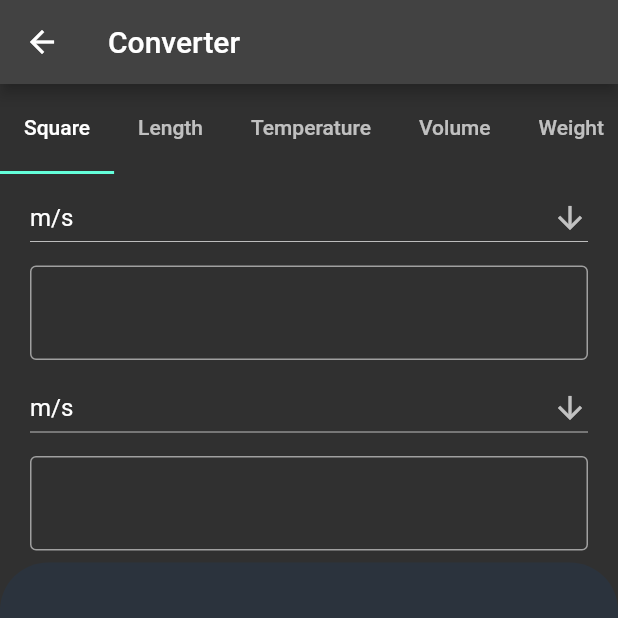
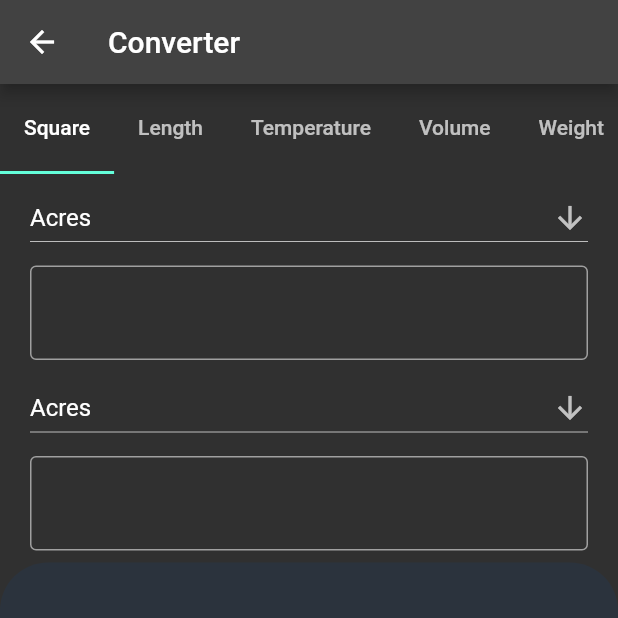
Before and after one commit to DoomHopes/calculator, a Flutter app: the ConverterPage screen opened directly, on a phone screen of 412 x 824 dp, the top half of it. Run offline on Flutter 3.47's test engine with Material 2 defaults, Android fonts, the phone set to English and light mode, and no system bars; our stand-ins replace flutter_riverpod; missing offline and left inert: function_tree.

Commit message:
some change

```diff
--- a/lib/presentation/pages/converter_page.dart
+++ b/lib/presentation/pages/converter_page.dart
@@ -1,9 +1,12 @@
-import 'package:calculator/presentation/utils/drop_down_elements.dart';
+import 'package:calculator/application/convector_notifier.dart';
 import 'package:calculator/presentation/utils/colors.dart';
 import 'package:calculator/presentation/widgets/button_widget.dart';
 import 'package:calculator/presentation/widgets/drop_down_widget.dart';
 import 'package:calculator/presentation/widgets/input_widget.dart';
 import 'package:flutter/material.dart';
+import 'package:flutter_riverpod/flutter_riverpod.dart';
+
+final converterNotifier = ChangeNotifierProvider((ref) => ConvectorNotifier());
 
 class ConverterPage extends StatefulWidget {
   const ConverterPage({Key? key}) : super(key: key);
@@ -32,13 +35,19 @@ class _ConverterPageState extends State<ConverterPage>
       appBar: AppBar(
         title: const Text('Converter'),
       ),
-      body: Column(
+      body: Consumer(
+        builder: (context, watch, child) {
+          final dropDownNotifier = watch(converterNotifier);
+          return Column(
             children: <Widget>[
               SizedBox(
                 height: 60,
                 child: TabBar(
                   isScrollable: true,
                   controller: _tabController,
+                  onTap: (value) {
+                    dropDownNotifier.changeDropDownItems(value);
+                  },
                   tabs: const <Widget>[
                     Text(
                       'Square',
@@ -89,32 +98,34 @@ class _ConverterPageState extends State<ConverterPage>
               Container(
                 padding: const EdgeInsets.symmetric(horizontal: 20),
                 width: double.infinity,
-            child: const DropDownItem(
-              values: MyDropDownElements.speed,
-            ),
-          ),
-          Padding(
-            padding: const EdgeInsets.symmetric(vertical: 8),
-            child: input(_firstController, _firstFocusNode, (String value) {}),
-          ),
-          Container(
-            padding: const EdgeInsets.symmetric(horizontal: 20),
-            width: double.infinity,
-            child: const DropDownItem(
-              values: MyDropDownElements.speed,
+                child: DropDownItem(
+                  values: dropDownNotifier.dropDownItems,
                 ),
               ),
               Padding(
                 padding: const EdgeInsets.symmetric(vertical: 8),
                 child:
-                input(_secondController, _secondFocusNode, (String value) {}),
+                    input(_firstController, _firstFocusNode, (String value) {}),
+              ),
+              Container(
+                padding: const EdgeInsets.symmetric(horizontal: 20),
+                width: double.infinity,
+                child: DropDownItem(
+                  values: dropDownNotifier.dropDownItems,
+                ),
+              ),
+              Padding(
+                padding: const EdgeInsets.symmetric(vertical: 8),
+                child: input(
+                    _secondController, _secondFocusNode, (String value) {}),
               ),
               Expanded(
                 child: Container(
                   padding: const EdgeInsets.all(16),
                   decoration: const BoxDecoration(
                     color: MyColors.backgroung1,
-                borderRadius: BorderRadius.vertical(top: Radius.circular(32)),
+                    borderRadius:
+                        BorderRadius.vertical(top: Radius.circular(32)),
                   ),
                   child: Column(
                     children: <Widget>[
@@ -127,6 +138,8 @@ class _ConverterPageState extends State<ConverterPage>
                 ),
               ),
             ],
+          );
+        },
       ),
     );
   }
--- a/lib/presentation/pages/home_page.dart
+++ b/lib/presentation/pages/home_page.dart
@@ -1,4 +1,5 @@
 import 'package:calculator/application/calculate_notifier.dart';
+
 import 'package:calculator/presentation/pages/converter_page.dart';
 import 'package:calculator/presentation/utils/colors.dart';
 import 'package:calculator/presentation/widgets/button_widget.dart';
```
Also changed, not shown: lib/application/convector_notifier.dart (added, +22 -0 lines). Lines whose indentation alone changed are shown as unchanged.
